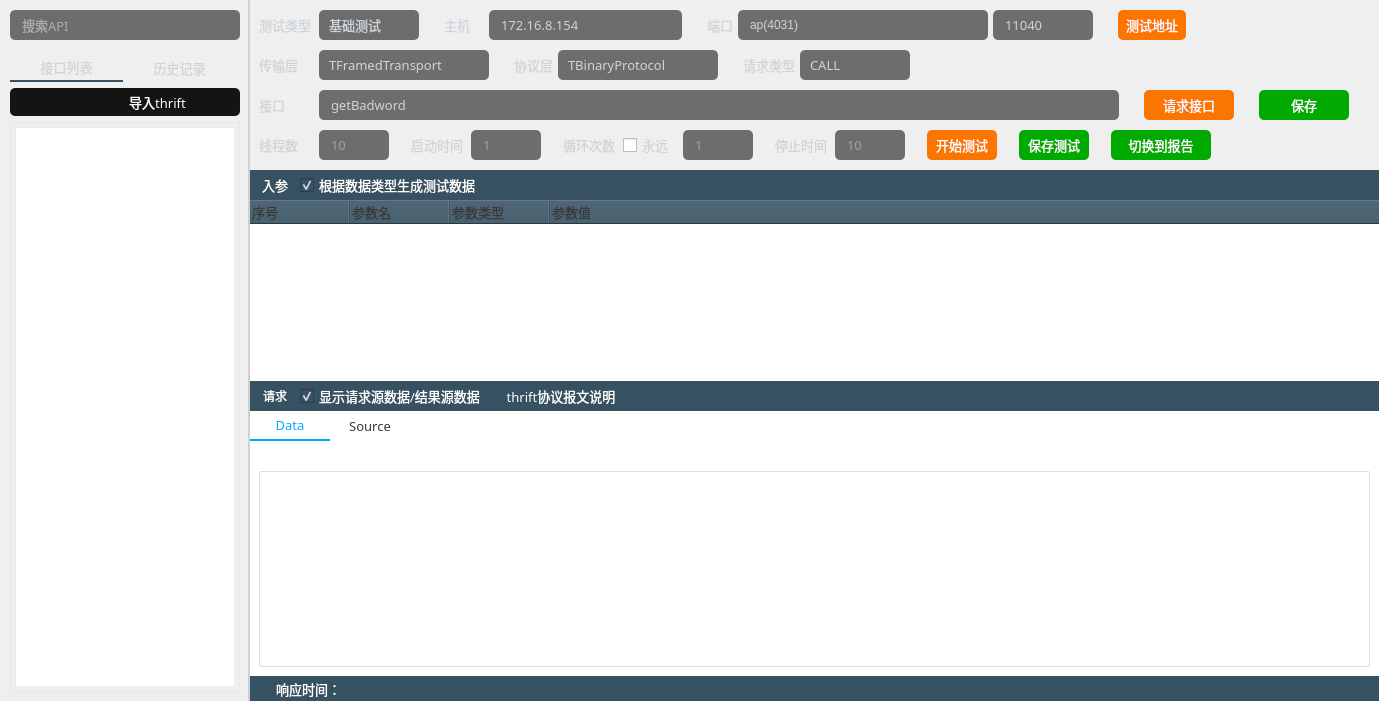
The window that source/thriftwidget.ui (HuaGouFdog/Fdog-Kit) describes before a commit, drawn with Qt 5.
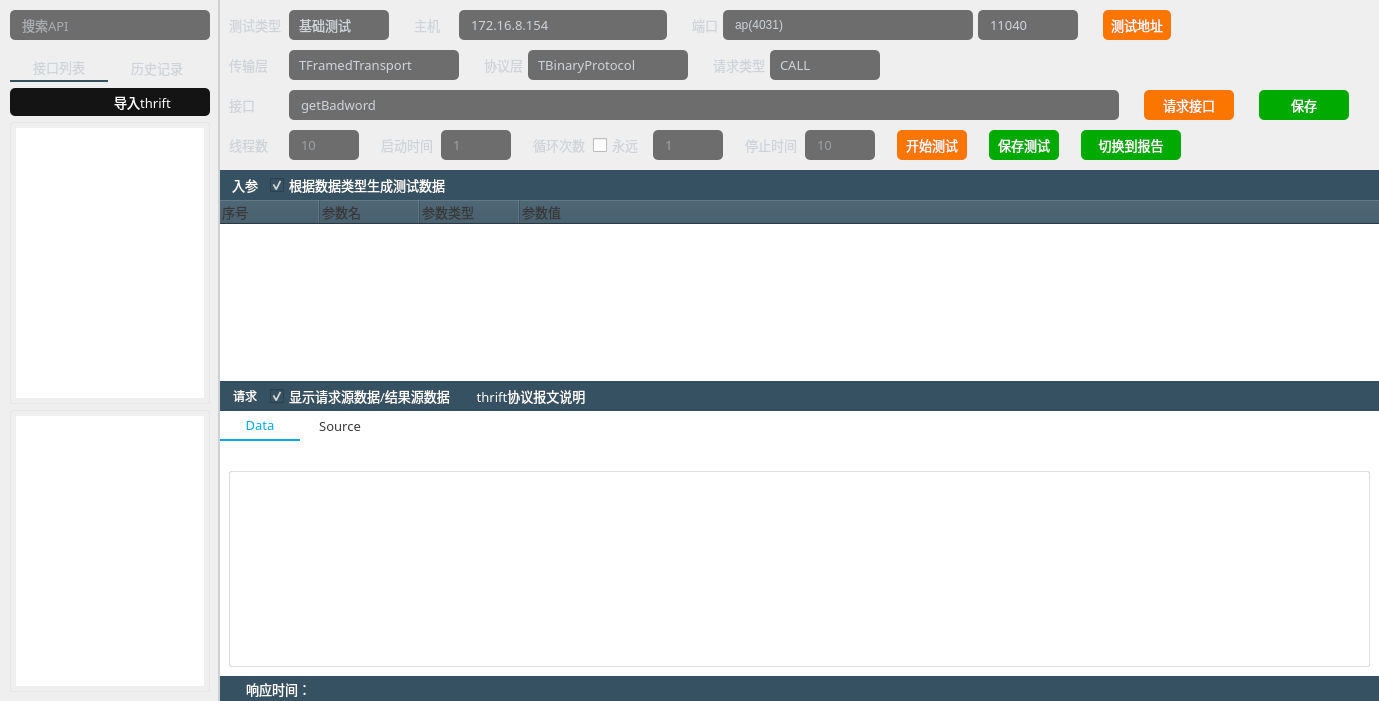
The same window after the commit. Icons and pictures are not drawn.

Patch:
```diff
--- a/source/thriftwidget.ui
+++ b/source/thriftwidget.ui
@@ -87,13 +87,13 @@
     <widget class="QWidget" name="widget_left" native="true">
      <property name="minimumSize">
       <size>
-       <width>250</width>
+       <width>220</width>
        <height>0</height>
       </size>
      </property>
      <property name="maximumSize">
       <size>
-       <width>250</width>
+       <width>220</width>
        <height>16777215</height>
       </size>
      </property>
@@ -262,7 +262,7 @@
 	color:#ced4da;    /*设置tab中的文本的颜色*/
 	border-top-left-radius: 5px;    /*设置tab的边框的圆角（左上圆角）*/
 	border-top-right-radius: 5px;    /*设置tab的边框的圆角（右上圆角）*/
-	width:105px;
+	width:90px;
 	padding: 4px;
 	margin-right:0px;
 	margin-left: 0px;
@@ -395,6 +395,87 @@
             </property>
            </widget>
           </item>
+          <item>
+           <widget class="QTreeWidget" name="treeWidget_api">
+            <property name="font">
+             <font>
+              <family>OPPOSans B</family>
+              <pointsize>10</pointsize>
+              <stylestrategy>PreferAntialias</stylestrategy>
+             </font>
+            </property>
+            <property name="styleSheet">
+             <string notr="true">QTreeWidget{
+border: 1px solid rgba(212, 212, 212, 80);
+border-radius: 2px;
+padding:5px;
+}
+
+QTreeWidget::item {
+    height: 25px; /* 设置行高为50像素 */
+}
+
+QScrollBar::horizontal{
+    height: 8px;
+	background-color: rgb(67, 77, 88);
+	margin: 0px,0px,0px,0px;
+    padding-top: 0px;		/*//隐藏上下的箭头*/
+    padding-bottom: 0px;
+}
+
+QTreeWidget::branch:closed:has-children:!has-siblings,
+QTreeWidget::branch:closed:has-children:has-siblings {
+	border-image: none;
+    image: url(:/lib/tree_close.png);
+}
+ 
+QTreeWidget::branch:open:has-children:!has-siblings,
+QTreeWidget::branch:open:has-children:has-siblings  {
+	border-image: none;
+    image: url(:/lib/tree_open.png);
+}
+
+QScrollBar::handle:horizontal {
+    height: 8px;
+	background-color: rgb(239, 239, 239);
+    /*滚动条两端变成椭圆 */
+    border-radius: 2px;
+    min-height: 0;
+}
+
+QScrollBar::sub-page:horizontal {
+	background-color: rgba(255, 255, 255, 0);
+}
+QScrollBar::add-page:horizontal 
+{
+    background-color: rgba(255, 255, 255, 0);
+}
+
+QScrollBar::add-line:horizontal {
+	border: none;
+    height: 0px;
+    subcontrol-position: bottom;
+    subcontrol-origin: margin;
+}
+QScrollBar::sub-line:horizontal {
+    border: none;
+    height: 0px;
+    subcontrol-position: top;
+    subcontrol-origin: margin;
+}
+
+QScrollBar::down-arrow:horizontal {
+    border:none;
+}
+QScrollBar::up-arrow:horizontal {
+    border:none;
+}</string>
+            </property>
+            <attribute name="headerVisible">
+             <bool>false</bool>
+            </attribute>
+           </widget>
+          </item>
           <item>
            <widget class="QListWidget" name="listWidget">
             <property name="font">
```
